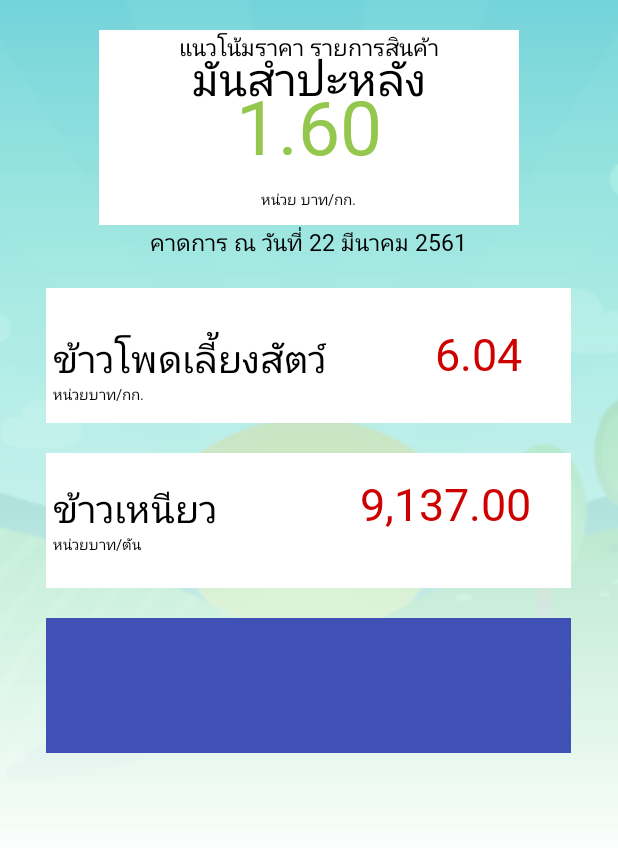
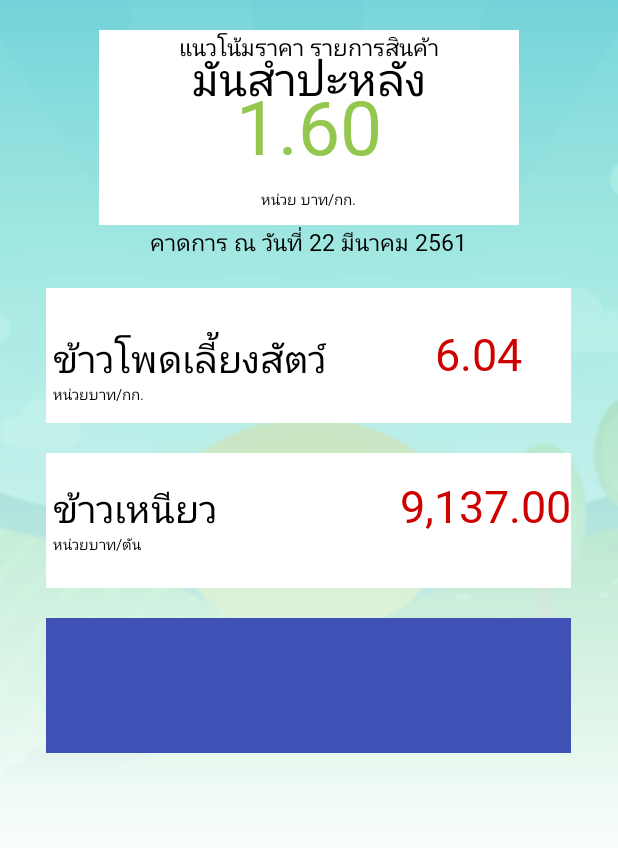
Before and after one commit to thapakorn604/PlantPhetAndroid, an Android app: the layout price.xml on its own in the app's theme, with its tools: preview values and no code run, on a phone screen of 412 x 824 dp. Shown: the top 848 px of the screen. Run offline under Robolectric (Android 15) with nearby library versions, the phone set to English and light mode, and no system bars.

Commit message:
Commit ก่อนlink หน้า

```diff
--- a/PlantPhetApp/PlantphetApp/app/src/main/res/layout/price.xml
+++ b/PlantPhetApp/PlantphetApp/app/src/main/res/layout/price.xml
@@ -6,6 +6,7 @@
     android:layout_height="match_parent"
     android:background="@drawable/bg"
     tools:context="com.example.ploychanok.plantphetapp.MainActivity">
+
 
     <ImageView
         android:id="@+id/top"
@@ -80,7 +81,7 @@
         android:layout_below="@+id/text"
         />
     <TextView
-        android:id="@+id/lisytext1"
+        android:id="@+id/listtext1"
         android:layout_width="wrap_content"
         android:layout_height="wrap_content"
         android:text="ข้าวโพดเลี้ยงสัตว์"
@@ -91,7 +92,7 @@
         android:layout_marginTop="220dp"
         />
     <TextView
-        android:id="@+id/lisysubtext1"
+        android:id="@+id/listsubtext1"
         android:layout_width="wrap_content"
         android:layout_height="wrap_content"
         android:text="หน่วยบาท/กก."
@@ -102,6 +103,7 @@
         android:layout_marginTop="255dp"
         />
     <TextView
+        android:id="@+id/listprice1"
         android:layout_width="wrap_content"
         android:layout_height="wrap_content"
         android:text="6.04"
@@ -122,7 +124,7 @@
         android:layout_below="@+id/list1"
         />
     <TextView
-        android:id="@+id/lisytext2"
+        android:id="@+id/listtext2"
         android:layout_width="wrap_content"
         android:layout_height="wrap_content"
         android:text="ข้าวเหนียว"
@@ -133,7 +135,7 @@
         android:layout_marginTop="320dp"
         />
     <TextView
-        android:id="@+id/lisysubtext2"
+        android:id="@+id/listsubtext2"
         android:layout_width="wrap_content"
         android:layout_height="wrap_content"
         android:text="หน่วยบาท/ตัน"
@@ -143,16 +145,18 @@
         android:layout_marginLeft="35dp"
         android:layout_marginTop="355dp"
         />
+
     <TextView
+        android:id="@+id/listprice2"
         android:layout_width="wrap_content"
         android:layout_height="wrap_content"
+        android:layout_alignBaseline="@+id/listtext2"
+        android:layout_alignBottom="@+id/listtext2"
+        android:layout_alignEnd="@+id/list2"
+        android:fontFamily="@font/athitiregular"
         android:text="9,137.00"
-        android:fontFamily="@font/athitiregular"
         android:textColor="#CE0000"
-        android:textSize="30dp"
-        android:layout_marginLeft="240dp"
-        android:layout_marginTop="315dp"
-        />
+        android:textSize="30dp" />
 
     <ImageView
         android:id="@+id/list3"
```
Also changed, not shown: PlantPhetApp/PlantphetApp/app/src/main/java/com/example/ploychanok/plantphetapp/MainActivity.java (+47 -0 lines), PlantPhetApp/PlantphetApp/app/src/main/java/com/example/ploychanok/plantphetapp/PriceActivity.java (added, +46 -0 lines), PlantPhetApp/PlantphetApp/app/src/main/res/layout/activity_main.xml (+4 -4 lines).
